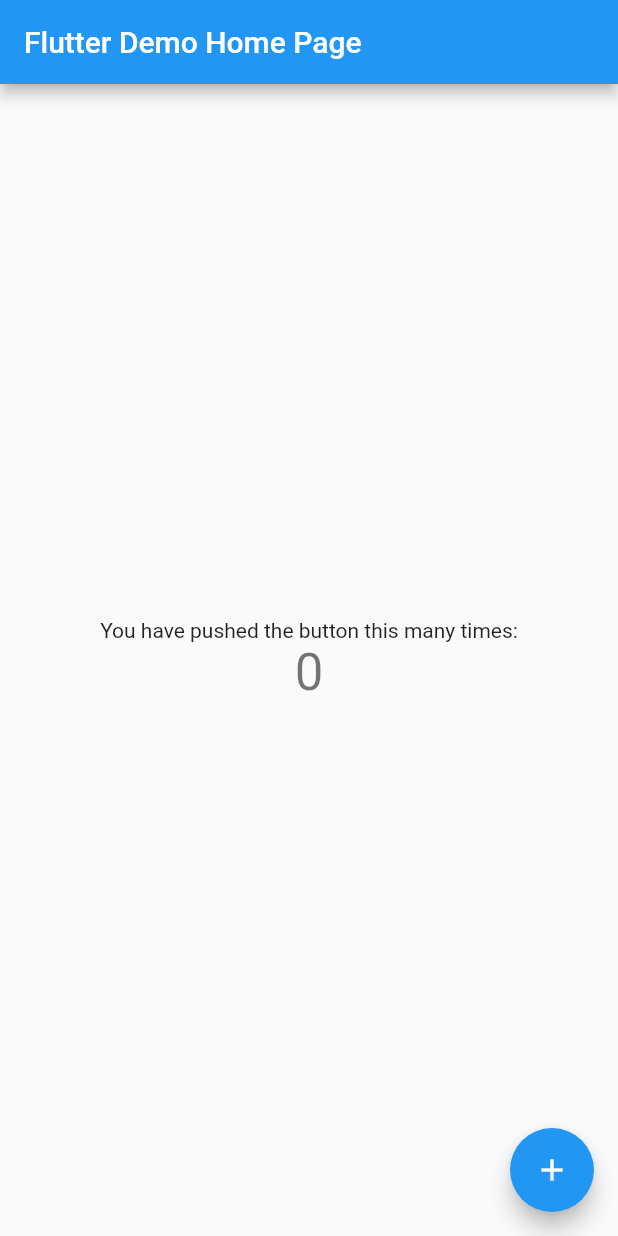
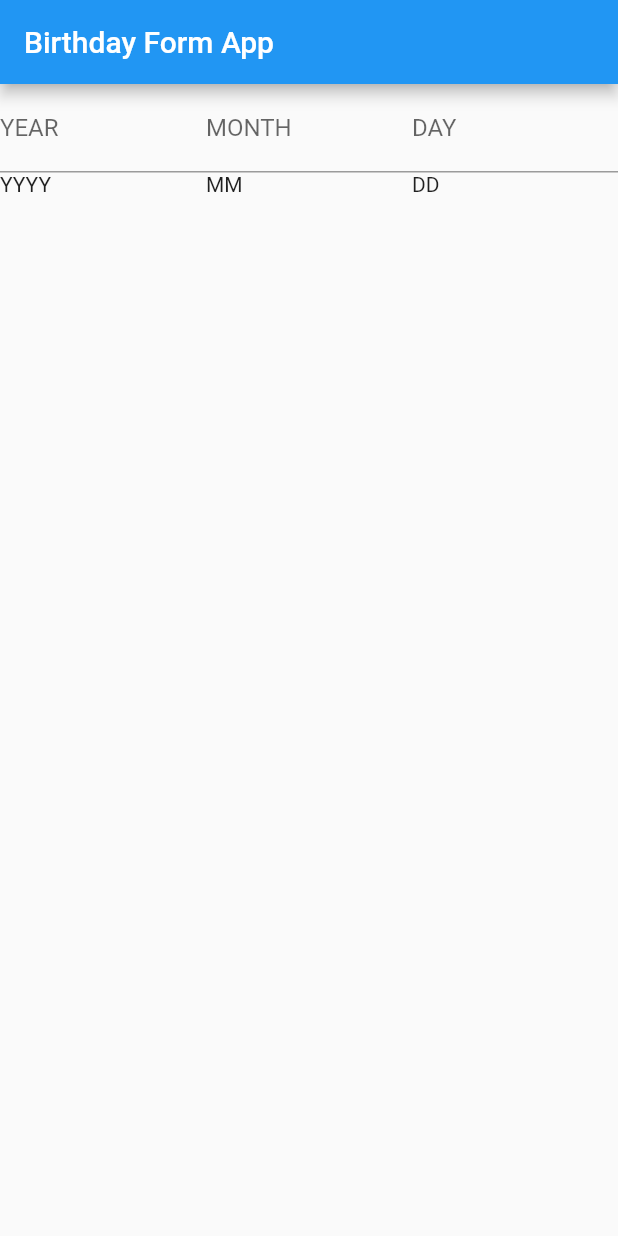
Before and after one commit to linnefromice/flutter_practice_bloc, a Flutter app: the screen it shows after launch, on a phone screen of 412 x 824 dp. Run offline on Flutter 3.47's test engine with Material 2 defaults, Android fonts, the phone set to English and light mode, and no system bars.

Commit message:
add bloc sample (birthday form / mirroring)

```diff
--- /dev/null
+++ b/lib/blocs/birthday_form_screen.dart
@@ -0,0 +1,27 @@
+import 'dart:async';
+
+class BirthdayFormBloc {
+  final _inputYearController = StreamController<String>();
+  Sink<String> get inputYear => _inputYearController.sink;
+  Stream<String> get getYear => _inputYearController.stream;
+
+  final _inputMonthController = StreamController<String>();
+  Sink<String> get inputMonth => _inputMonthController.sink;
+  Stream<String> get getMonth => _inputMonthController.stream;
+
+  final _inputDayController = StreamController<String>();
+  Sink<String> get inputDay => _inputDayController.sink;
+  Stream<String> get getDay => _inputDayController.stream;
+
+  BirthdayFormBloc() {
+    inputYear.add('YYYY');
+    inputMonth.add('MM');
+    inputDay.add('DD');
+  }
+
+  void dispose() {
+    _inputYearController.close();
+    _inputMonthController.close();
+    _inputDayController.close();
+  }
+}
--- a/lib/main.dart
+++ b/lib/main.dart
@@ -1,5 +1,7 @@
 import 'package:flutter/material.dart';
 import 'package:flutter_practice_bloc/screen/counter_screen.dart';
+
+import 'screen/birthday_form_screen.dart';
 
 void main() => runApp(App());
 
@@ -7,6 +9,6 @@ class App extends StatelessWidget {
   // This widget is the root of your application.
   @override
   Widget build(BuildContext context) {
-    return CounterScreen();
+    return BirthdayFormScreen();
   }
 }
--- /dev/null
+++ b/lib/screen/birthday_form_screen.dart
@@ -0,0 +1,106 @@
+import 'package:flutter/material.dart';
+import 'package:flutter_practice_bloc/blocs/birthday_form_screen.dart';
+import 'package:provider/provider.dart';
+
+class BirthdayFormScreen extends StatelessWidget {
+  @override
+  Widget build(BuildContext context) {
+    return MaterialApp(
+      title: 'Birthday Form App',
+      theme: ThemeData(
+        primarySwatch: Colors.blue,
+      ),
+      home: Provider<BirthdayFormBloc>(
+        create: (context) => BirthdayFormBloc(),
+        dispose: (context, bloc) => bloc.dispose(),
+        child: HomePage(),
+      )
+    );
+  }
+}
+
+class HomePage extends StatelessWidget {
+  @override
+  Widget build(BuildContext context) {
+    final bloc = Provider.of<BirthdayFormBloc>(context);
+
+    return Scaffold(
+      appBar: AppBar(title: Text('Birthday Form App')),
+      body: Center(
+        child: Column(
+          children: <Widget>[
+            Container(
+              child: Row(
+                children: <Widget>[
+                  Expanded(
+                    flex: 1,
+                    child: TextField(
+                      decoration: InputDecoration(labelText: 'YEAR'),
+                      onChanged: (String value) async {
+                        bloc.inputYear.add(value);
+                      },
+                    ),
+                  ),
+                  Expanded(
+                    flex: 1,
+                    child: TextField(
+                      decoration: InputDecoration(labelText: 'MONTH'),
+                      onChanged: (String value) async {
+                        bloc.inputYear.add(value);
+                      },
+                    ),
+                  ),
+                  Expanded(
+                    flex: 1,
+                    child: TextField(
+                      decoration: InputDecoration(labelText: 'DAY'),
+                      onChanged: (String value) async {
+                        bloc.inputYear.add(value);
+                      },
+                    ),
+                  ),
+                ],
+              ),
+            ),
+            Container(
+              child: Row(
+                children: <Widget>[
+                  Expanded(
+                    flex: 1,
+                    child: StreamBuilder(
+                      initialData: '',
+                      stream: bloc.getYear,
+                      builder: (context, snapshot) {
+                        return Text('${snapshot.data}');
+                      },
+                    ),
+                  ),
+                  Expanded(
+                    flex: 1,
+                    child: StreamBuilder(
+                      initialData: '',
+                      stream: bloc.getMonth,
+                      builder: (context, snapshot) {
+                        return Text('${snapshot.data}');
+                      },
+                    ),
+                  ),
+                  Expanded(
+                    flex: 1,
+                    child: StreamBuilder(
+                      initialData: '',
+                      stream: bloc.getDay,
+                      builder: (context, snapshot) {
+                        return Text('${snapshot.data}');
+                      },
+                    ),
+                  ),
+                ],
+              ),
+            )
+          ],
+        ),
+      ),
+    );
+  }
+}
--- a/lib/screen/counter_screen.dart
+++ b/lib/screen/counter_screen.dart
@@ -28,7 +28,7 @@ class HomePage extends StatelessWidget {
 
     return Scaffold(
       appBar: AppBar(
-        title: Text('Flutter Demo Home Page'),
+        title: Text('Counter App'),
       ),
       body: Center(
         child: Column(
```
